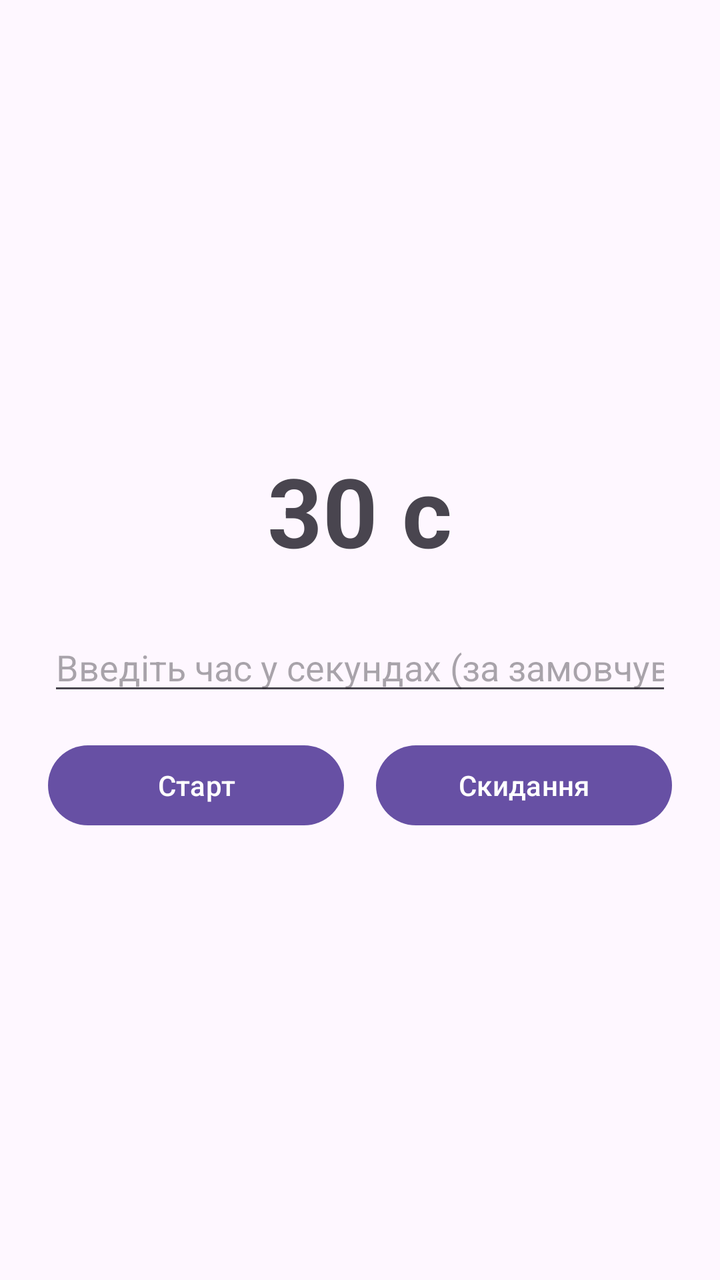
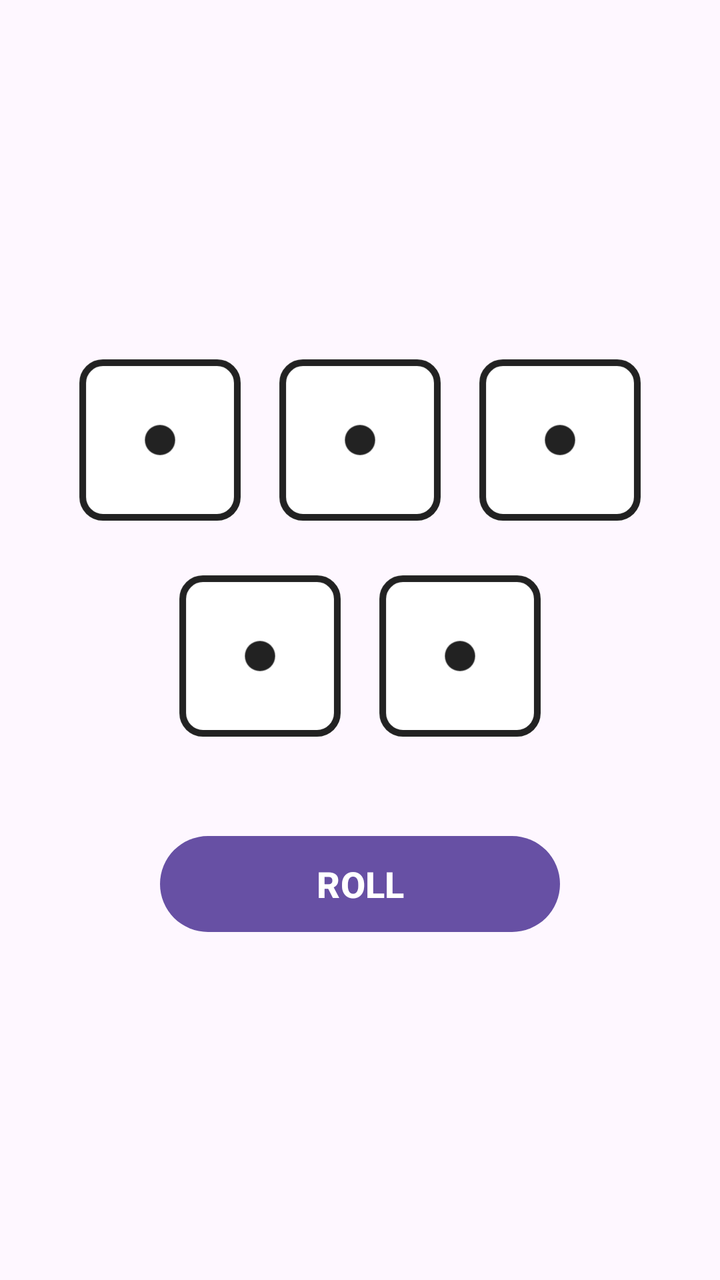

An Android layout rendered at two revisions. The XML below is the earlier revision; the diff shows what the commit changed to produce the second picture.
<!-- AndroidManifest.xml: application theme Theme.MyApplication -->
<!-- res/layout/activity_main.xml -->
<?xml version="1.0" encoding="utf-8"?>
<LinearLayout xmlns:android="http://schemas.android.com/apk/res/android"
    android:layout_width="match_parent"
    android:layout_height="match_parent"
    android:gravity="center"
    android:orientation="vertical"
    android:padding="24dp">

    <TextView
        android:id="@+id/tvTimer"
        android:layout_width="wrap_content"
        android:layout_height="wrap_content"
        android:layout_marginBottom="24dp"
        android:text="30 с"
        android:textSize="48sp"
        android:textStyle="bold" />

    <EditText
        android:id="@+id/etSeconds"
        android:layout_width="match_parent"
        android:layout_height="wrap_content"
        android:layout_marginBottom="16dp"
        android:hint="Введіть час у секундах (за замовчуванням 30)"
        android:inputType="number"
        android:maxLength="4" />

    <LinearLayout
        android:layout_width="match_parent"
        android:layout_height="wrap_content"
        android:gravity="center"
        android:orientation="horizontal">

        <Button
            android:id="@+id/btnStart"
            android:layout_width="0dp"
            android:layout_height="wrap_content"
            android:layout_marginEnd="8dp"
            android:layout_weight="1"
            android:text="Старт" />

        <Button
            android:id="@+id/btnReset"
            android:layout_width="0dp"
            android:layout_height="wrap_content"
            android:layout_marginStart="8dp"
            android:layout_weight="1"
            android:text="Скидання" />
    </LinearLayout>

</LinearLayout>
<!-- resources referenced by this layout -->
<resources>
  <style name="Theme.MyApplication" parent="Base.Theme.MyApplication" />
  <style name="Base.Theme.MyApplication" parent="Theme.Material3.DayNight.NoActionBar">
          
          
      </style>
</resources>

<!-- the commit's change to res/layout/activity_main.xml (unified diff, before → after) -->
@@ -6,45 +6,61 @@
     android:orientation="vertical"
     android:padding="24dp">
 
-    <TextView
-        android:id="@+id/tvTimer"
+    <LinearLayout
         android:layout_width="wrap_content"
         android:layout_height="wrap_content"
-        android:layout_marginBottom="24dp"
-        android:text="30 с"
-        android:textSize="48sp"
+        android:orientation="horizontal">
+
+        <ImageView
+            android:id="@+id/dice1"
+            android:layout_width="84dp"
+            android:layout_height="84dp"
+            android:layout_margin="8dp"
+            android:src="@drawable/dice_1" />
+
+        <ImageView
+            android:id="@+id/dice2"
+            android:layout_width="84dp"
+            android:layout_height="84dp"
+            android:layout_margin="8dp"
+            android:src="@drawable/dice_1" />
+
+        <ImageView
+            android:id="@+id/dice3"
+            android:layout_width="84dp"
+            android:layout_height="84dp"
+            android:layout_margin="8dp"
+            android:src="@drawable/dice_1" />
+    </LinearLayout>
+
+    <LinearLayout
+        android:layout_width="wrap_content"
+        android:layout_height="wrap_content"
+        android:layout_marginTop="8dp"
+        android:orientation="horizontal">
+
+        <ImageView
+            android:id="@+id/dice4"
+            android:layout_width="84dp"
+            android:layout_height="84dp"
+            android:layout_margin="8dp"
+            android:src="@drawable/dice_1" />
+
+        <ImageView
+            android:id="@+id/dice5"
+            android:layout_width="84dp"
+            android:layout_height="84dp"
+            android:layout_margin="8dp"
+            android:src="@drawable/dice_1" />
+    </LinearLayout>
+
+    <Button
+        android:id="@+id/btnRoll"
+        android:layout_width="200dp"
+        android:layout_height="56dp"
+        android:layout_marginTop="36dp"
+        android:text="ROLL"
+        android:textSize="18sp"
         android:textStyle="bold" />
 
-    <EditText
-        android:id="@+id/etSeconds"
-        android:layout_width="match_parent"
-        android:layout_height="wrap_content"
-        android:layout_marginBottom="16dp"
-        android:hint="Введіть час у секундах (за замовчуванням 30)"
-        android:inputType="number"
-        android:maxLength="4" />
-
-    <LinearLayout
-        android:layout_width="match_parent"
-        android:layout_height="wrap_content"
-        android:gravity="center"
-        android:orientation="horizontal">
-
-        <Button
-            android:id="@+id/btnStart"
-            android:layout_width="0dp"
-            android:layout_height="wrap_content"
-            android:layout_marginEnd="8dp"
-            android:layout_weight="1"
-            android:text="Старт" />
-
-        <Button
-            android:id="@+id/btnReset"
-            android:layout_width="0dp"
-            android:layout_height="wrap_content"
-            android:layout_marginStart="8dp"
-            android:layout_weight="1"
-            android:text="Скидання" />
-    </LinearLayout>
-
 </LinearLayout>
<!-- resource entries referenced after the edit -->
@@ -1,6 +1,25 @@
 <!-- resources referenced by this layout -->
 <resources>
+  <!-- drawable dice_1 (drawable) -->
+  <?xml version="1.0" encoding="utf-8"?>
+  <vector xmlns:android="http://schemas.android.com/apk/res/android"
+      android:width="100dp"
+      android:height="100dp"
+      android:viewportWidth="100"
+      android:viewportHeight="100">
+      <path
+          android:fillColor="@color/dice_bg"
+          android:strokeColor="@color/dice_stroke"
+          android:strokeWidth="4"
+          android:pathData="M16,4 L84,4 C90.6,4 96,9.4 96,16 L96,84 C96,90.6 90.6,96 84,96 L16,96 C9.4,96 4,90.6 4,84 L4,16 C4,9.4 9.4,4 16,4 Z" />
+      <path
+          android:fillColor="@color/dice_pip"
+          android:pathData="M41,50 a9,9 0 1,0 18,0 a9,9 0 1,0 -18,0" />
+  </vector>
   <style name="Theme.MyApplication" parent="Base.Theme.MyApplication" />
+  <color name="dice_bg">#FFFFFFFF</color>
+  <color name="dice_stroke">#FF222222</color>
+  <color name="dice_pip">#FF222222</color>
   <style name="Base.Theme.MyApplication" parent="Theme.Material3.DayNight.NoActionBar">
           
           
